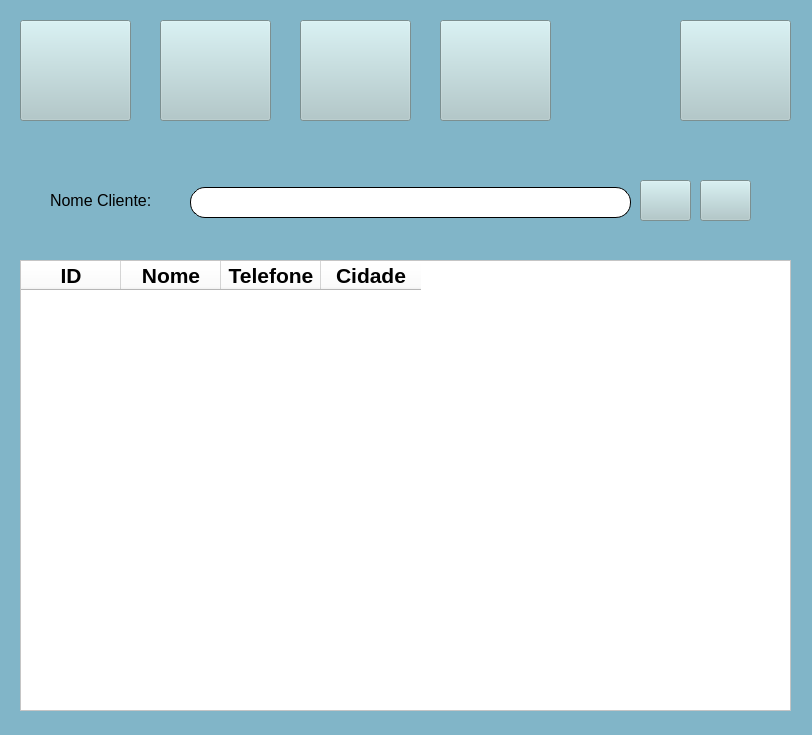
The window that cliente.ui (TiagoPrazeres/tiago_teixeira_prazeres) describes before a commit, drawn with Qt 5.
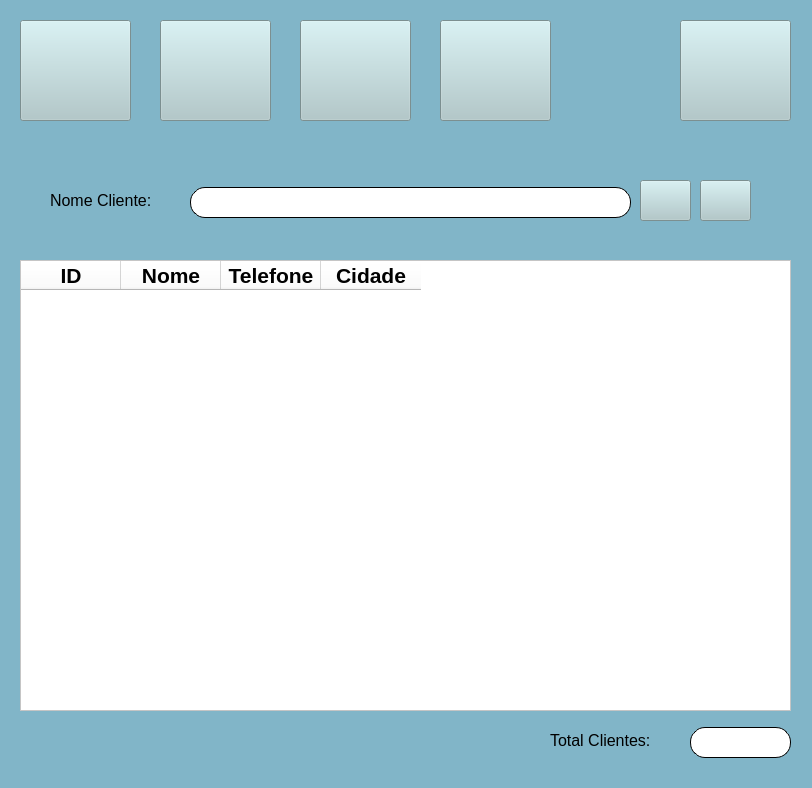
The same window after the commit. Icons and pictures are not drawn.

Commit message:
Alteração no Cliente, Produto
Alterado Total Cliente -> Total Clientes
Alterado Total Produto -> Total Produtos
Alterado os arquivos cliente.ui e produto.ui

The edit to the form file:
```diff
--- a/cliente.ui
+++ b/cliente.ui
@@ -7,7 +7,7 @@
     <x>0</x>
     <y>0</y>
     <width>812</width>
-    <height>735</height>
+    <height>788</height>
    </rect>
   </property>
   <property name="windowTitle">
@@ -266,6 +266,58 @@
     </property>
    </column>
   </widget>
+  <widget class="QLineEdit" name="txt_totalCliente">
+   <property name="geometry">
+    <rect>
+     <x>690</x>
+     <y>727</y>
+     <width>101</width>
+     <height>31</height>
+    </rect>
+   </property>
+   <property name="font">
+    <font>
+     <pointsize>11</pointsize>
+    </font>
+   </property>
+   <property name="styleSheet">
+    <string notr="true">border-radius: 15px;
+background-color: rgb(255, 255, 255);
+border-style: outset;
+border-color: black;
+border-width: 1px</string>
+   </property>
+   <property name="text">
+    <string/>
+   </property>
+   <property name="alignment">
+    <set>Qt::AlignCenter</set>
+   </property>
+   <property name="readOnly">
+    <bool>true</bool>
+   </property>
+   <property name="placeholderText">
+    <string/>
+   </property>
+  </widget>
+  <widget class="QLabel" name="lb_totalCliente">
+   <property name="geometry">
+    <rect>
+     <x>550</x>
+     <y>720</y>
+     <width>131</width>
+     <height>41</height>
+    </rect>
+   </property>
+   <property name="font">
+    <font>
+     <pointsize>12</pointsize>
+    </font>
+   </property>
+   <property name="text">
+    <string>Total Clientes:</string>
+   </property>
+  </widget>
  </widget>
  <resources>
   <include location="adicionar_cliente.qrc"/>
```
Left out of the diff: 31 changed lines with no effect on the pictures. The commit also changes 5 other files.
